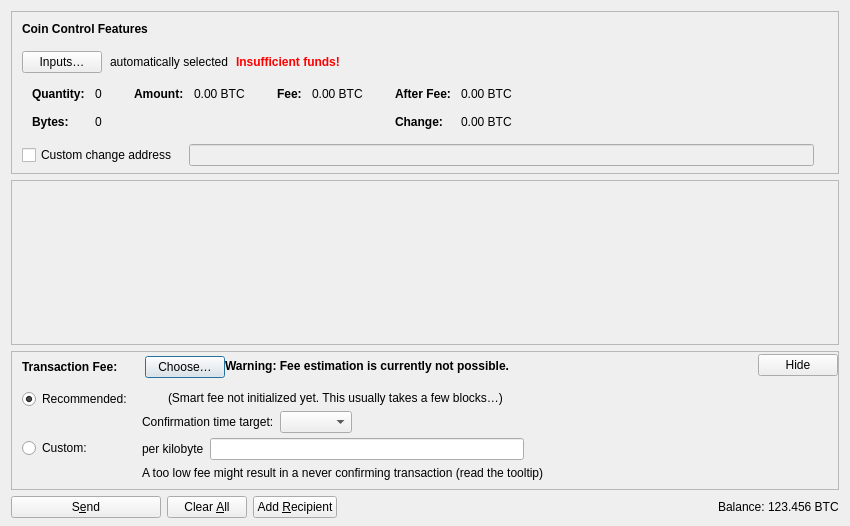
This is src/qt/forms/sendcoinsdialog.ui in aurumcoin-au/Aurumcoin-AU as Qt 5 draws it before an edit. The edited form follows.
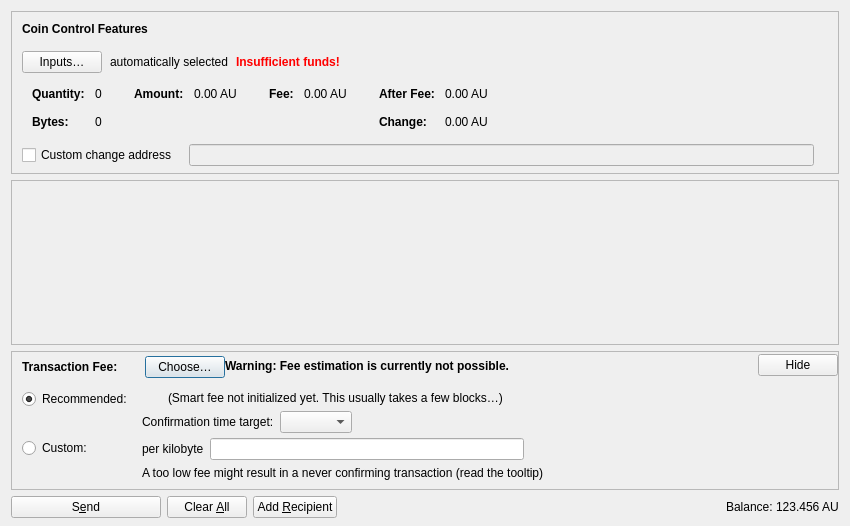
This is the edited form. Icons and pictures are not drawn. Custom widgets are drawn as their Qt base class.

Commit message:
Aurumcoin: GUI-Platzhalter und Schriftvorschau BTC -> AU
Platzhalter- und Vorschautexte der Formulare (Uebersicht, Ueberweisen,
Coin-Control, Zahlungsanforderung, Schriftvorschau in den Optionen)
zeigen AU statt BTC. Die Bitcoin-Maximalmenge 21 000 000 im Platzhalter
der Uebersicht ist durch die Aurumcoin-Maximalmenge 300 000 ersetzt.

Patch:
```diff
--- a/src/qt/forms/sendcoinsdialog.ui
+++ b/src/qt/forms/sendcoinsdialog.ui
@@ -327,7 +327,7 @@
                   <enum>Qt::ActionsContextMenu</enum>
                  </property>
                  <property name="text">
-                  <string notr="true">0.00 BTC</string>
+                  <string notr="true">0.00 AU</string>
                  </property>
                  <property name="textInteractionFlags">
                   <set>Qt::LinksAccessibleByMouse|Qt::TextSelectableByKeyboard|Qt::TextSelectableByMouse</set>
@@ -378,7 +378,7 @@
                   <enum>Qt::ActionsContextMenu</enum>
                  </property>
                  <property name="text">
-                  <string notr="true">0.00 BTC</string>
+                  <string notr="true">0.00 AU</string>
                  </property>
                  <property name="textInteractionFlags">
                   <set>Qt::LinksAccessibleByMouse|Qt::TextSelectableByKeyboard|Qt::TextSelectableByMouse</set>
@@ -432,7 +432,7 @@
                   <enum>Qt::ActionsContextMenu</enum>
                  </property>
                  <property name="text">
-                  <string notr="true">0.00 BTC</string>
+                  <string notr="true">0.00 AU</string>
                  </property>
                  <property name="textInteractionFlags">
                   <set>Qt::LinksAccessibleByMouse|Qt::TextSelectableByKeyboard|Qt::TextSelectableByMouse</set>
@@ -461,7 +461,7 @@
                   <enum>Qt::ActionsContextMenu</enum>
                  </property>
                  <property name="text">
-                  <string notr="true">0.00 BTC</string>
+                  <string notr="true">0.00 AU</string>
                  </property>
                  <property name="textInteractionFlags">
                   <set>Qt::LinksAccessibleByMouse|Qt::TextSelectableByKeyboard|Qt::TextSelectableByMouse</set>
@@ -1181,7 +1181,7 @@
           <cursorShape>IBeamCursor</cursorShape>
          </property>
          <property name="text">
-          <string notr="true">123.456 BTC</string>
+          <string notr="true">123.456 AU</string>
          </property>
          <property name="textInteractionFlags">
           <set>Qt::LinksAccessibleByMouse|Qt::TextSelectableByKeyboard|Qt::TextSelectableByMouse</set>
```
The commit also changes 4 other files.
